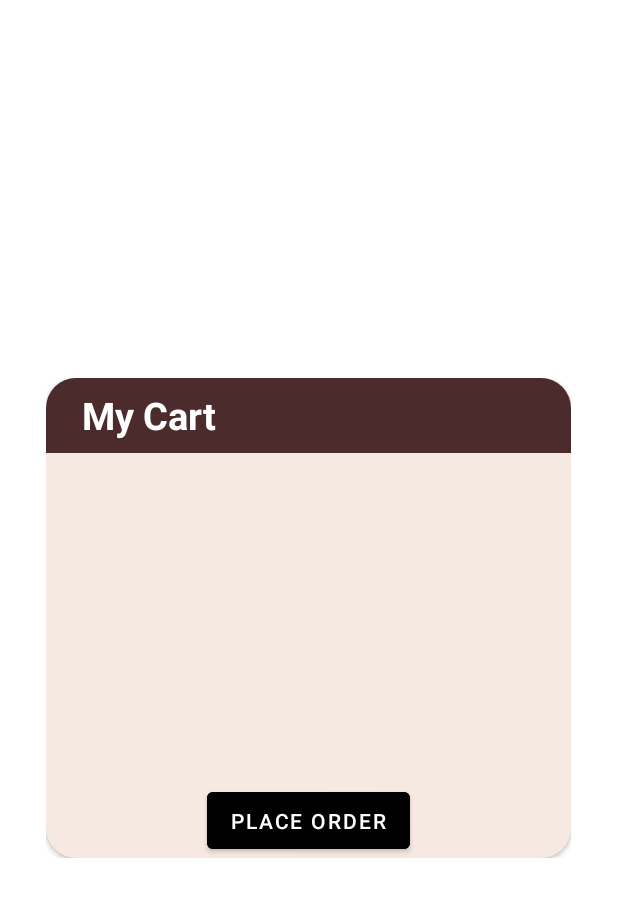
After one commit to menementies/Cake-and-Beans, an Android app: the layout cart.xml on its own in the app's theme, with its tools: preview values and no code run, on a phone screen of 412 x 824 dp. The commit adds this screen. Shown: the top 897 px of the screen. Run offline under Robolectric (Android 15) with nearby library versions, the phone set to English and light mode, and no system bars.

Commit message:
xml cart

```diff
--- /dev/null
+++ b/app/src/main/res/drawable/ic_round_close_24.xml
@@ -0,0 +1,10 @@
+<vector xmlns:android="http://schemas.android.com/apk/res/android"
+    android:width="24dp"
+    android:height="24dp"
+    android:viewportWidth="24"
+    android:viewportHeight="24"
+    android:tint="?attr/colorControlNormal">
+  <path
+      android:fillColor="@android:color/white"
+      android:pathData="M18.3,5.71c-0.39,-0.39 -1.02,-0.39 -1.41,0L12,10.59 7.11,5.7c-0.39,-0.39 -1.02,-0.39 -1.41,0 -0.39,0.39 -0.39,1.02 0,1.41L10.59,12 5.7,16.89c-0.39,0.39 -0.39,1.02 0,1.41 0.39,0.39 1.02,0.39 1.41,0L12,13.41l4.89,4.89c0.39,0.39 1.02,0.39 1.41,0 0.39,-0.39 0.39,-1.02 0,-1.41L13.41,12l4.89,-4.89c0.38,-0.38 0.38,-1.02 0,-1.4z"/>
+</vector>
--- a/app/src/main/res/layout/activity_menupopup.xml
+++ b/app/src/main/res/layout/activity_menupopup.xml
@@ -7,7 +7,7 @@
     android:layout_gravity="right"
     android:orientation="vertical"
     app:cardCornerRadius="10dp"
-    android:layout_marginTop="10dp"
+    android:layout_marginTop="60dp"
     android:layout_marginRight="5dp">
 
     <androidx.constraintlayout.widget.ConstraintLayout
--- /dev/null
+++ b/app/src/main/res/layout/cart.xml
@@ -0,0 +1,67 @@
+<?xml version="1.0" encoding="utf-8"?>
+<androidx.constraintlayout.widget.ConstraintLayout xmlns:android="http://schemas.android.com/apk/res/android"
+    xmlns:tools="http://schemas.android.com/tools"
+    android:layout_width="350dp"
+    xmlns:app="http://schemas.android.com/apk/res-auto"
+    android:layout_gravity="center"
+    android:layout_height="wrap_content">
+
+    <androidx.cardview.widget.CardView
+        android:layout_width="match_parent"
+        android:layout_height="match_parent"
+        android:backgroundTint="@color/dark_white"
+        app:cardCornerRadius="20dp"
+        app:layout_constraintBottom_toBottomOf="parent"
+        app:layout_constraintEnd_toEndOf="parent"
+        app:layout_constraintStart_toStartOf="parent"
+        app:layout_constraintTop_toTopOf="parent">
+
+        <androidx.constraintlayout.widget.ConstraintLayout
+            android:layout_width="match_parent"
+            android:layout_height="match_parent">
+
+
+            <TextView
+                android:id="@+id/title"
+                android:layout_width="match_parent"
+                android:layout_height="50dp"
+                android:background="@color/maroon"
+                android:gravity="left|center_vertical"
+                android:text="    My Cart"
+                android:textColor="@color/white"
+                android:textSize="25dp"
+                android:textStyle="bold"
+                app:layout_constraintEnd_toEndOf="parent"
+                app:layout_constraintStart_toStartOf="parent"
+                app:layout_constraintTop_toTopOf="parent"></TextView>
+
+            <TextView
+                android:id="@+id/order"
+                android:layout_width="match_parent"
+                android:layout_height="200dp"
+                app:layout_constraintEnd_toEndOf="parent"
+                app:layout_constraintStart_toStartOf="parent"
+                app:layout_constraintTop_toBottomOf="@+id/title"
+                app:layout_constraintBottom_toTopOf="@+id/porder"
+                android:layout_marginTop="10dp" />
+
+            <Button
+                android:id="@+id/porder"
+                android:layout_width="wrap_content"
+                android:layout_height="50dp"
+                app:layout_constraintEnd_toEndOf="parent"
+                app:layout_constraintStart_toStartOf="parent"
+                app:layout_constraintTop_toBottomOf="@id/order"
+                app:layout_constraintBottom_toBottomOf="parent"
+                android:layout_marginTop="10dp"
+                android:backgroundTint="@color/black"
+                android:text="Place Order"/>
+
+
+
+
+        </androidx.constraintlayout.widget.ConstraintLayout>
+
+    </androidx.cardview.widget.CardView>
+
+</androidx.constraintlayout.widget.ConstraintLayout>
--- a/app/src/main/res/values/colors.xml
+++ b/app/src/main/res/values/colors.xml
@@ -7,4 +7,6 @@
     <color name="teal_700">#FF018786</color>
     <color name="black">#FF000000</color>
     <color name="white">#FFFFFFFF</color>
+    <color name="dark_white">#F5E9E2</color>
+    <color name="maroon">#4B2B2B</color>
 </resources>
```
Also changed, not shown: build.gradle (line endings or trailing spaces).
